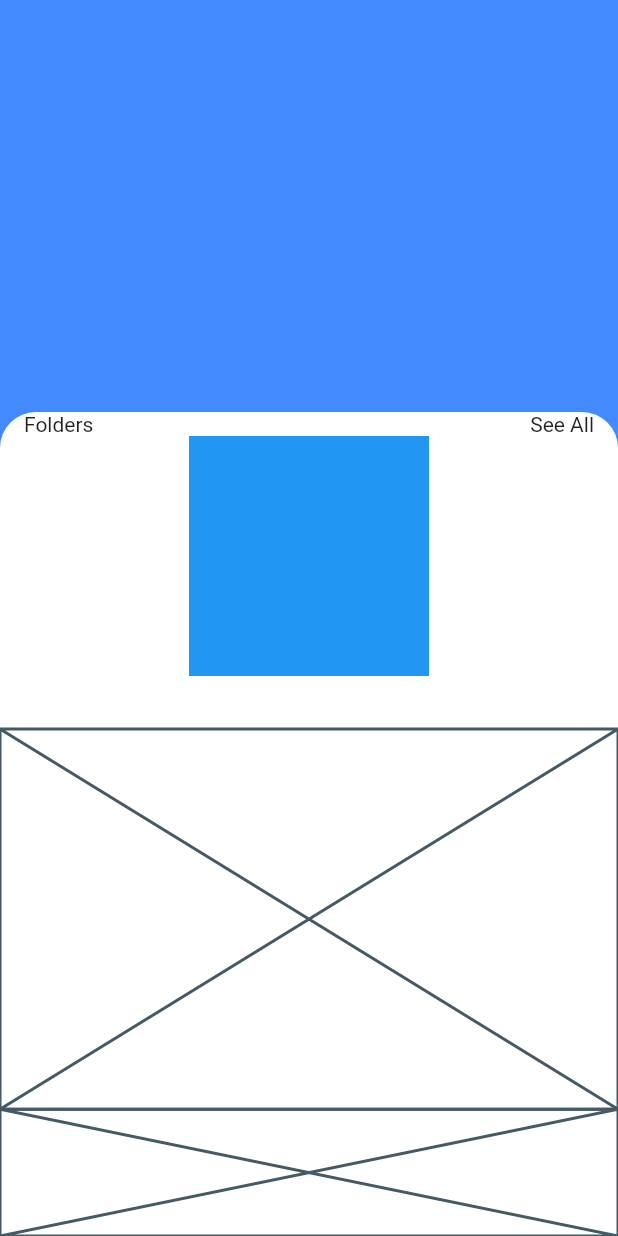
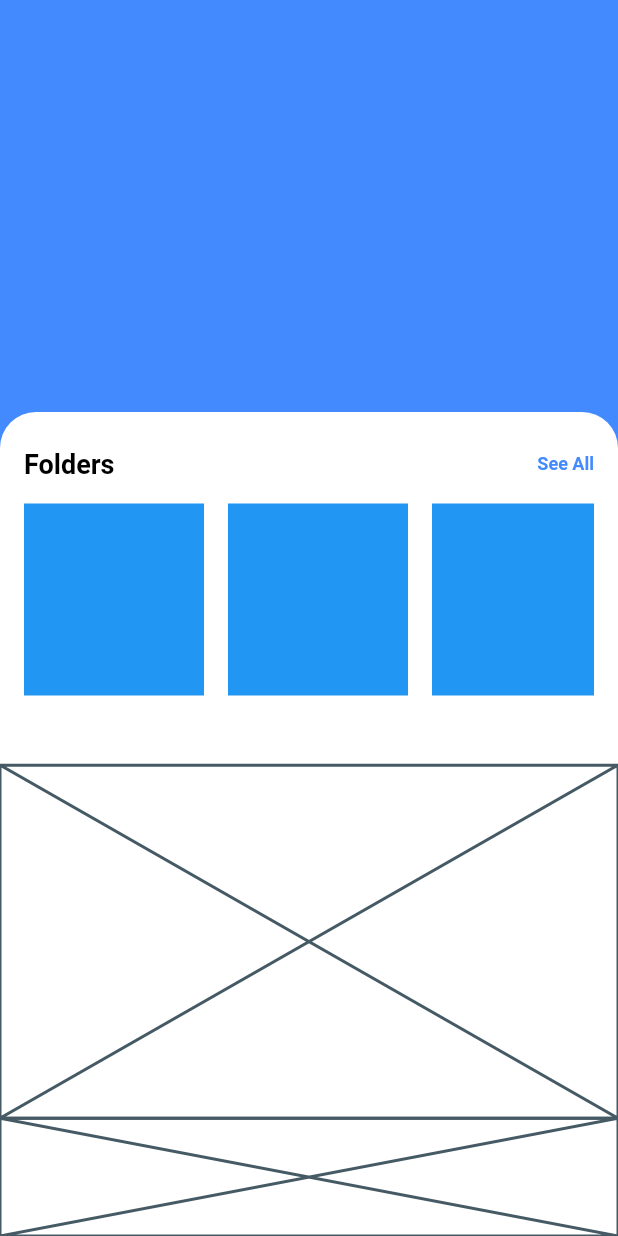
Before and after one commit to JAICHANGPARK/flutter_notebook_the_third_story, a Flutter app: the screen it shows after launch, on a phone screen of 412 x 824 dp. Run offline on Flutter 3.47's test engine with Material 2 defaults, Android fonts, the phone set to English and light mode, and no system bars; our stand-ins replace badges, fl_chart, page_transition.

Commit message:
Update app_main.dart

```diff
--- a/lib/file_manager/app_main.dart
+++ b/lib/file_manager/app_main.dart
@@ -28,17 +28,31 @@ class _AppMainState extends State<AppMain> {
               child: Column(
                 children: <Widget>[
                   Expanded(
-                    flex: 5,
+                    flex: 6,
                     child: Padding(
-                      padding: const EdgeInsets.only(left: 16, right: 16),
+                      padding:
+                          const EdgeInsets.only(left: 16, right: 16, top: 24),
                       child: Column(
                         mainAxisSize: MainAxisSize.max,
                         children: <Widget>[
                           Row(
                             mainAxisAlignment: MainAxisAlignment.spaceBetween,
                             children: <Widget>[
-                              Text("Folders"),
-                              Text("See All"),
+                              Text(
+                                "Folders",
+                                style: TextStyle(
+                                  color: Colors.black,
+                                  fontWeight: FontWeight.bold,
+                                  fontSize: 18,
+                                ),
+                              ),
+                              Text(
+                                "See All",
+                                style: TextStyle(
+                                    color: Colors.blueAccent,
+                                    fontWeight: FontWeight.bold,
+                                    fontSize: 12),
+                              ),
                             ],
                           ),
                           Container(
@@ -48,7 +62,24 @@ class _AppMainState extends State<AppMain> {
                               shrinkWrap: true,
                               children: <Widget>[
                                 Container(
-                                  width: 160,
+                                  margin: EdgeInsets.only(right: 16, bottom: 16, top: 16),
+                                  width: 120,
+                                  height: 160,
+                                  decoration: BoxDecoration(
+                                    color: Colors.blue,
+                                  ),
+                                ),
+                                Container(
+                                  margin: EdgeInsets.only(right: 16, bottom: 16, top: 16),
+                                  width: 120,
+                                  height: 160,
+                                  decoration: BoxDecoration(
+                                    color: Colors.blue,
+                                  ),
+                                ),
+                                Container(
+                                  margin: EdgeInsets.only(right: 16, bottom: 16, top: 16),
+                                  width: 120,
                                   height: 160,
                                   decoration: BoxDecoration(
                                     color: Colors.blue,
```
